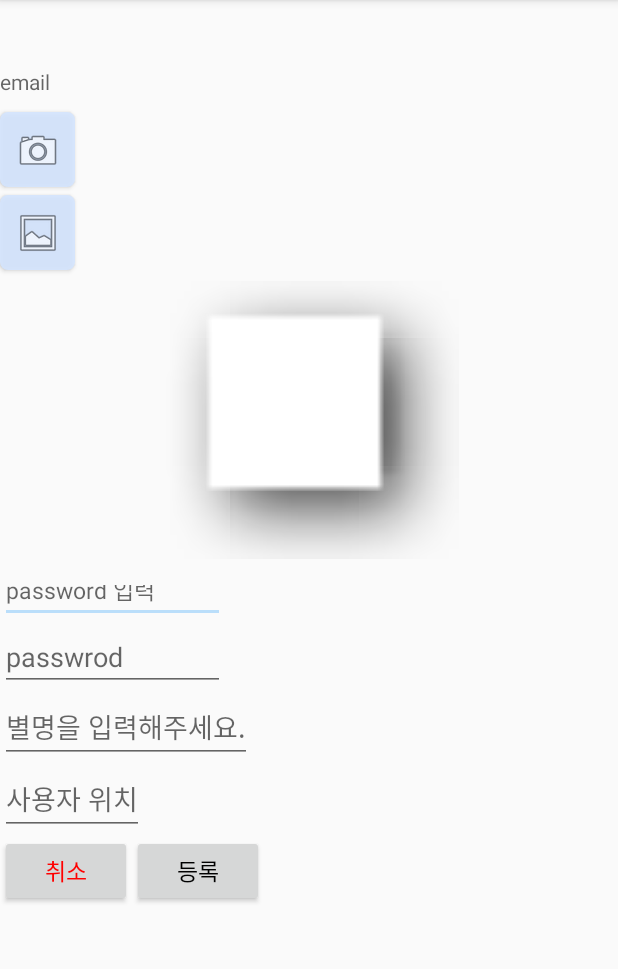
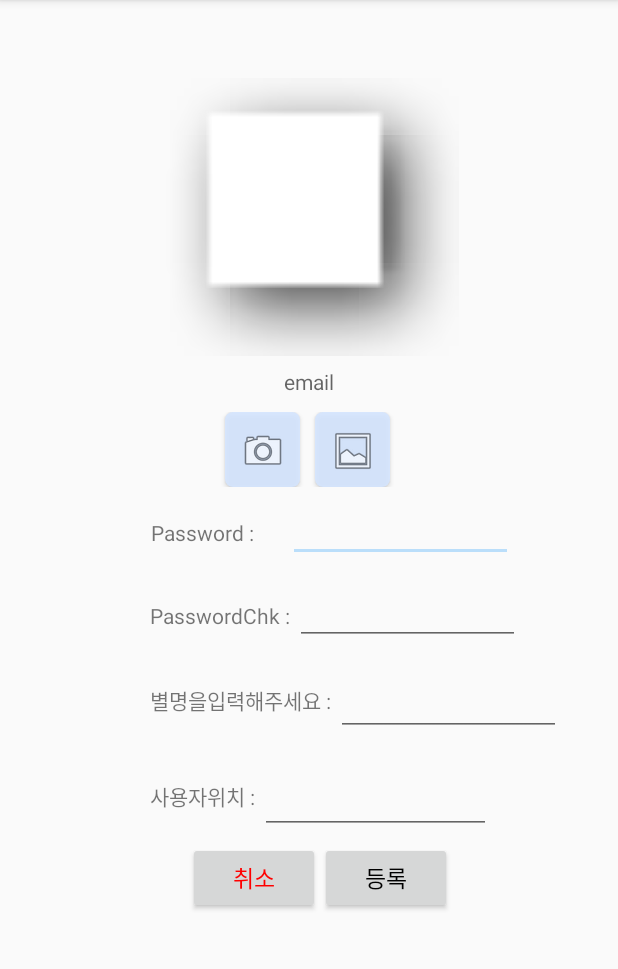
Before and after one commit to jobchoi/skyobserver, an Android app: the Mypage screen opened directly, with no data from a screen before it, on a phone screen of 412 x 824 dp, the part 84-1053 px from its top. Run offline under Robolectric (Android 15) with nearby library versions, the phone set to English and light mode, and no system bars; pictures from the network do not load.

Commit message:
mypage 이미지 update 수정중, layout 정리중

```diff
--- a/SkyObserver/app/src/main/java/com/example/skyobserver/member/Mypage.java
+++ b/SkyObserver/app/src/main/java/com/example/skyobserver/member/Mypage.java
@@ -56,7 +56,7 @@ public class Mypage extends AppCompatActivity {
     private static final int REQUEST_IMAGE_CAPTURE = 672;
     private String imageFilePath = null;
     private Uri photoUri;
-    ProductWriteAsync pwa;
+    userUpdateWriteAsync pwa;
     File photoFile;
     URL url;
     File imgFile;
@@ -121,7 +121,7 @@ public class Mypage extends AppCompatActivity {
         });
     }
 
-    private class ProductWriteAsync extends AsyncTask<String, String, String> {
+    private class userUpdateWriteAsync extends AsyncTask<String, String, String> {
 
         @Override
         protected String doInBackground(String... URI) {
@@ -192,7 +192,7 @@ public class Mypage extends AppCompatActivity {
                 Log.d("결과_닉네임 : ", nickName.getText().toString());
                 Log.d("결과_email : ", email.getText().toString());
                 Log.d("결과_pwd : ", pwd.getText().toString());
-                Log.d("결과_filename",imageFilePath.toString());
+//                Log.d("결과_filename",imageFilePath.toString());
 
                 if (conn.getResponseCode() == HttpURLConnection.HTTP_OK) {
                     http_result_ok = "200";
@@ -379,7 +379,8 @@ public class Mypage extends AppCompatActivity {
         } else if (v.getId() == R.id.gallerybtn) {
             takePhoto("gallery");
         } else if (v.getId() == R.id.updateMypagebutton) {
-            pwa = new ProductWriteAsync();
+
+            pwa = new userUpdateWriteAsync();
             pwa.execute();
         }
     }
@@ -412,7 +413,6 @@ public class Mypage extends AppCompatActivity {
 
             Toast.makeText(getApplicationContext(), "사진 파일 선택", Toast.LENGTH_SHORT).show();
         }
-
     }
 
     /*
--- a/SkyObserver/app/src/main/res/layout/activity_mypage.xml
+++ b/SkyObserver/app/src/main/res/layout/activity_mypage.xml
@@ -15,40 +15,13 @@
             android:textSize="25sp"
             android:textStyle="italic" />
 
-
-            <TextView
-                android:id="@+id/mypage_email"
-                android:layout_width="193dp"
-                android:layout_height="30dp"
-                android:hint="email" />
-
-            <Button
-                android:id="@+id/mypage_camerabtn"
-                android:layout_width="50dp"
-                android:layout_height="50dp"
-                android:background="@drawable/button"
-                android:drawableTop="@android:drawable/ic_menu_camera"
-                android:onClick="onClick"
-                android:padding="10dp"
-                android:textStyle="bold" />
-
-            <Button
-                android:id="@+id/gallerybtn"
-                android:layout_width="50dp"
-                android:layout_height="50dp"
-                android:layout_marginTop="5dp"
-                android:background="@drawable/button"
-                android:drawableTop="@android:drawable/ic_menu_gallery"
-                android:onClick="onClick"
-                android:padding="9dp"
-                android:textStyle="bold" />
-
-        <FrameLayout
+    <FrameLayout
             android:layout_width="wrap_content"
             android:layout_height="wrap_content"
             android:layout_gravity="center_horizontal">
 
             <ImageView
+                android:textAlignment="center"
                 android:id="@+id/imageView"
                 android:layout_width="200dp"
                 android:layout_height="200dp"
@@ -63,41 +36,144 @@
                 android:textSize="10dp"
                 android:visibility="gone" />
         </FrameLayout>
+
+    <TextView
+        android:id="@+id/mypage_email"
+        android:layout_width="match_parent"
+        android:layout_height="30dp"
+        android:hint="email"
+        android:textAlignment="center" />
+
+    <LinearLayout
+        android:layout_width="match_parent"
+        android:layout_height="50dp"
+        android:layout_marginHorizontal="100dp"
+        android:layout_marginBottom="5sp">
+
+        <Button
+            android:id="@+id/mypage_camerabtn"
+            android:layout_width="50dp"
+            android:layout_height="50dp"
+            android:layout_marginLeft="50dp"
+            android:layout_marginRight="10dp"
+            android:background="@drawable/button"
+            android:drawableTop="@android:drawable/ic_menu_camera"
+            android:onClick="onClick"
+            android:padding="10dp"
+            android:textStyle="bold" />
+
+        <Button
+            android:id="@+id/gallerybtn"
+            android:layout_width="50dp"
+            android:layout_height="50dp"
+            android:background="@drawable/button"
+            android:drawableTop="@android:drawable/ic_menu_gallery"
+            android:onClick="onClick"
+            android:padding="10dp"
+            android:textStyle="bold" />
+    </LinearLayout>
+
+    <LinearLayout
+        android:layout_width="300dp"
+        android:layout_height="50dp"
+        android:layout_marginHorizontal="100dp"
+        android:layout_marginRight="20dp"
+        android:layout_marginTop="10dp"
+        android:layout_marginBottom="5sp">
+
+        <TextView
+            android:layout_marginTop="5dp"
+            android:layout_width="wrap_content"
+            android:layout_height="match_parent"
+            android:text="Password : "
+            android:textAlignment="center" />
+
         <EditText
             android:id="@+id/pwd_my"
             android:layout_width="150dp"
-            android:layout_height="35dp"
-            android:textSize="15sp"
-            android:hint="password 입력"
-            android:inputType="textPassword" />
+            android:layout_height="wrap_content"
+            android:layout_marginLeft="20dp"
+            android:layout_marginBottom="5dp"
+            android:inputType="textPassword"
+            android:textSize="10sp" />
+
+    </LinearLayout>
+
+    <LinearLayout
+
+        android:layout_width="300dp"
+        android:layout_height="50dp"
+        android:layout_marginHorizontal="100dp"
+        android:layout_marginBottom="5sp">
+
+        <TextView
+            android:layout_width="wrap_content"
+            android:layout_height="match_parent"
+            android:layout_marginTop="5dp"
+            android:text="PasswordChk : "
+            android:textAlignment="center" />
 
         <EditText
             android:id="@+id/pwd_myRe"
             android:layout_width="150dp"
             android:layout_height="wrap_content"
-            android:hint="passwrod "
-            android:inputType="textPassword" />
+            android:layout_marginBottom="10dp"
+            android:inputType="textPassword"
+            android:textSize="10sp" />
+    </LinearLayout>
+
+    <LinearLayout
+        android:layout_width="300dp"
+        android:layout_height="50dp"
+        android:layout_marginHorizontal="100dp"
+        android:layout_marginBottom="5sp">
+
+        <TextView
+            android:layout_width="wrap_content"
+            android:layout_height="match_parent"
+            android:layout_marginTop="5dp"
+            android:text="별명을입력해주세요 : "
+            android:textAlignment="center" />
 
         <EditText
             android:id="@+id/mypage_nickName"
+            android:layout_width="150dp"
+            android:textSize="14sp"
+            android:layout_height="wrap_content"
+            android:layout_marginBottom="10dp" />
+
+    </LinearLayout>
+
+    <LinearLayout
+        android:layout_width="297dp"
+        android:layout_height="50dp"
+        android:layout_marginHorizontal="100dp"
+        android:layout_marginBottom="5sp">
+
+        <TextView
             android:layout_width="wrap_content"
-            android:layout_height="wrap_content"
-            android:hint="별명을 입력해주세요."/>
+            android:layout_height="match_parent"
+            android:layout_marginTop="14dp"
+            android:text="사용자위치 : "
+            android:textAlignment="center" />
 
         <EditText
-            android:layout_width="wrap_content"
-            android:layout_height="wrap_content"
-            android:hint="사용자 위치" />
+            android:layout_width="154dp"
+            android:layout_height="50dp"
+            android:textSize="10sp" />
+    </LinearLayout>
 
     <LinearLayout
         android:layout_width="match_parent"
-        android:layout_height="wrap_content"
-        android:orientation="horizontal">
+        android:layout_height="50dp"
+        android:layout_marginHorizontal="100dp"
+        android:layout_marginBottom="5sp">
 
         <Button
             android:id="@+id/myp_buttonCancel"
             android:layout_width="wrap_content"
             android:layout_height="wrap_content"
+            android:layout_marginLeft="25dp"
             android:text="취소"
             android:textColor="#ff0000"
             android:textSize="15sp" />
```
